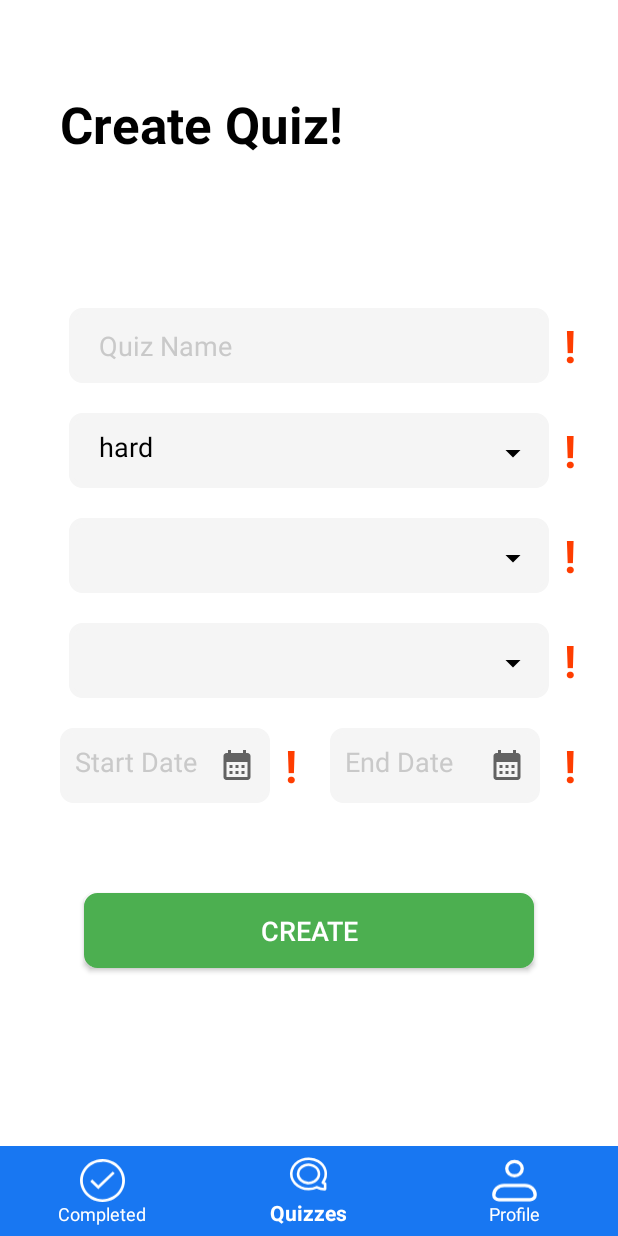
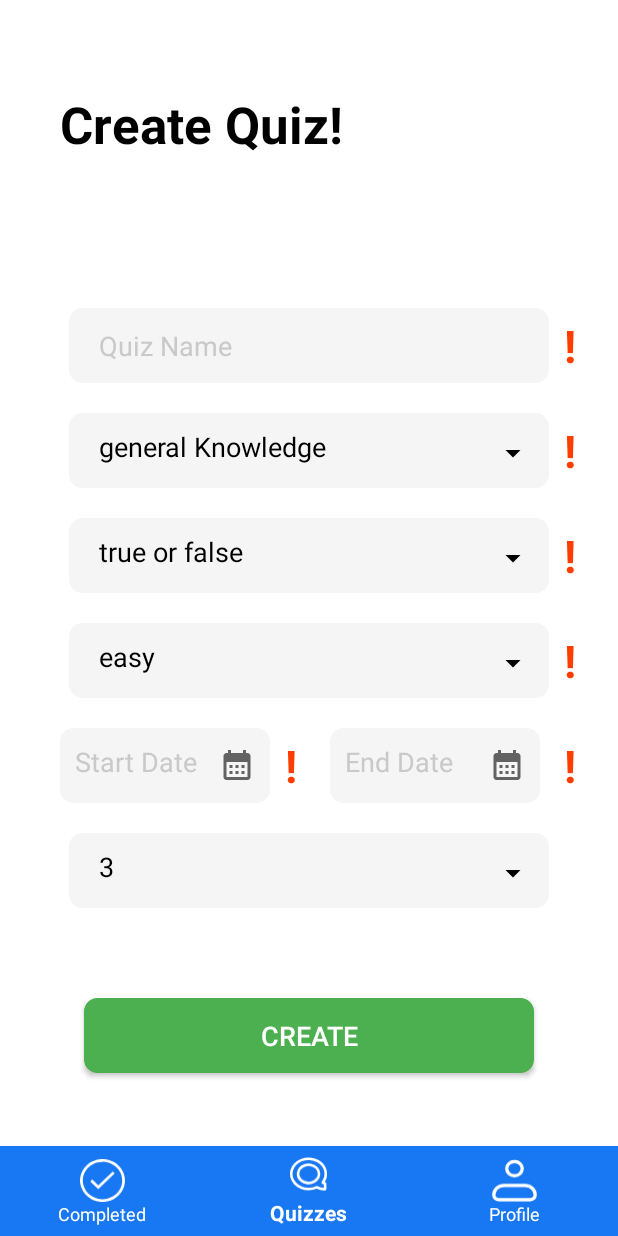
Before and after one commit to Vijay6868/Quiz-Tournament-mobile-app, an Android app: the fragment F_Create_Quiz placed in its activity, on a phone screen of 412 x 824 dp. Run offline under Robolectric (Android 15) with nearby library versions, the phone set to English and light mode, and no system bars; our stand-ins replace Firebase (no records; nobody signed in at launch, a user with empty details on screens opened directly).

Commit message:
working on date, create quiz -1

```diff
--- a/project2/app/src/main/java/com/example/myapplication/F_Create_Quiz.java
+++ b/project2/app/src/main/java/com/example/myapplication/F_Create_Quiz.java
@@ -1,5 +1,6 @@
 package com.example.myapplication;
 
+import android.app.DatePickerDialog;
 import android.os.Bundle;
 
 import androidx.fragment.app.Fragment;
@@ -9,6 +10,7 @@ import android.view.View;
 import android.view.ViewGroup;
 import android.widget.AdapterView;
 import android.widget.ArrayAdapter;
+import android.widget.DatePicker;
 import android.widget.Spinner;
 import android.widget.TextView;
 
@@ -16,6 +18,7 @@ import com.example.myapplication.api.DataCallback;
 import com.example.myapplication.api.QuestionsModelList;
 
 import java.util.ArrayList;
+import java.util.Calendar;
 
 /**
  * A simple {@link Fragment} subclass.
@@ -65,21 +68,29 @@ public class F_Create_Quiz extends Fragment implements DataCallback {
         }
     }
     //===========================
-    Spinner sp_difficulty, sp_question_type, sp_category;
+    Spinner sp_difficulty, sp_type, sp_category, sp_no_of_ques;
     TextView start_date, end_date;
+    View view;
 
     @Override
     public View onCreateView(LayoutInflater inflater, ViewGroup container,
                              Bundle savedInstanceState) {
         // Inflate the layout for this fragment
-        View view = inflater.inflate(R.layout.fragment__create__quiz, container, false);
-        sp_difficulty = view.findViewById(R.id.spin_difficulty);
+        view = inflater.inflate(R.layout.fragment__create__quiz, container, false);
+
 
         handleSpDifficulty();
-        //handleDateSelection();
+        handleSpType();
+        handleSpCategory();
+        handleSpNoOfQues();
+        handleDateSelection();
         return view;
     }
+
+
+
     public void handleSpDifficulty(){
+        sp_difficulty = view.findViewById(R.id.spin_difficulty);
         sp_difficulty.setOnItemSelectedListener(new AdapterView.OnItemSelectedListener() {
             @Override
             public void onItemSelected(AdapterView<?> parent, View view, int position, long id) {
@@ -93,17 +104,110 @@ public class F_Create_Quiz extends Fragment implements DataCallback {
 
         });
         ArrayList<String> options = new ArrayList<>();
-        options.add("hard");
-        options.add("moderate");
-        options.add("easy");
+        options.add("general Knowledge"); // 9
+        options.add("books"); // 10
+        options.add("films"); // 11
+        options.add("music"); // 12
+        options.add("television"); // 14
+        options.add("video games"); // 15
+        options.add("computer science"); // 18
 
         ArrayAdapter<String> adapter = new ArrayAdapter<>(getContext(), R.layout.spinner_layout_2, options);
-        //adapter.setDropDownViewResource(android.R.layout.select_dialog_singlechoice);
         sp_difficulty.setAdapter(adapter);
     }
+    public void handleSpType(){
+        sp_type = view.findViewById(R.id.spin_ques_type);
+        sp_type.setOnItemSelectedListener(new AdapterView.OnItemSelectedListener() {
+            @Override
+            public void onItemSelected(AdapterView<?> parent, View view, int position, long id) {
+
+            }
+
+            @Override
+            public void onNothingSelected(AdapterView<?> parent) {
+
+            }
+
+        });
+        ArrayList<String> options = new ArrayList<>();
+        options.add("true or false"); // boolean
+        options.add("multiple");
+
+
+        ArrayAdapter<String> adapter = new ArrayAdapter<>(getContext(), R.layout.spinner_layout_2, options);
+        sp_type.setAdapter(adapter);
+    }
+    public void handleSpCategory(){
+        sp_category = view.findViewById(R.id.spin_category);
+        sp_category.setOnItemSelectedListener(new AdapterView.OnItemSelectedListener() {
+            @Override
+            public void onItemSelected(AdapterView<?> parent, View view, int position, long id) {
+
+            }
+
+            @Override
+            public void onNothingSelected(AdapterView<?> parent) {
+
+            }
+
+        });
+        ArrayList<String> options = new ArrayList<>();
+        options.add("easy");
+        options.add("medium");
+        options.add("hard");
+
+        ArrayAdapter<String> adapter = new ArrayAdapter<>(getContext(), R.layout.spinner_layout_2, options);
+        sp_category.setAdapter(adapter);
+    }
+    public void handleSpNoOfQues(){
+        sp_no_of_ques = view.findViewById(R.id.no_of_ques);
+        sp_no_of_ques.setOnItemSelectedListener(new AdapterView.OnItemSelectedListener() {
+            @Override
+            public void onItemSelected(AdapterView<?> parent, View view, int position, long id) {
+
+            }
+
+            @Override
+            public void onNothingSelected(AdapterView<?> parent) {
+
+            }
+
+        });
+        ArrayList<String> options = new ArrayList<>();
+        options.add("3");
+        options.add("4");
+        options.add("5");
+        options.add("6");
+        options.add("7");
+        options.add("8");
+        options.add("9");
+        options.add("10");
+
+        ArrayAdapter<String> adapter = new ArrayAdapter<>(getContext(), R.layout.spinner_layout_2, options);
+        sp_no_of_ques.setAdapter(adapter);
+    }
+
     public void handleDateSelection(){
-        start_date = (TextView) getView().findViewById(R.id.start_date);
-        end_date = (TextView) getView().findViewById(R.id.start_date);
+        Calendar c = Calendar.getInstance();
+        int year = c.get(Calendar.YEAR);
+        int month = c.get(Calendar.MONTH);
+        int day = c.get(Calendar.DAY_OF_MONTH);
+        start_date = view.findViewById(R.id.start_date);
+        end_date = view.findViewById(R.id.end_date);
+
+        start_date.setOnClickListener(new View.OnClickListener() {
+            @Override
+            public void onClick(View v) {
+                DatePickerDialog datePickerDialog = new DatePickerDialog(getContext(), new DatePickerDialog.OnDateSetListener() {
+                    @Override
+                    public void onDateSet(DatePicker view, int year, int month, int dayOfMonth) {
+                        start_date.setText(dayOfMonth+"/"+(month+1)+"/"+year);
+                    }
+                },year,month,day);
+                datePickerDialog.show();
+            }
+        });
+
     }
 
     @Override
--- a/project2/app/src/main/java/com/example/myapplication/F_Quizzes.java
+++ b/project2/app/src/main/java/com/example/myapplication/F_Quizzes.java
@@ -96,4 +96,5 @@ public class F_Quizzes extends Fragment {
         sp_quiz_selection.setAdapter(adapter);
     }
 
+
 }
--- a/project2/app/src/main/res/layout/fragment__create__quiz.xml
+++ b/project2/app/src/main/res/layout/fragment__create__quiz.xml
@@ -74,6 +74,7 @@
         android:drawableRight="@drawable/ic_calendar"
         android:hint="Start Date"
         android:padding="10dp"
+        android:text=""
         android:id="@+id/start_date"
         android:layout_marginLeft="40dp"
         android:textColorHint="@color/et_hint"/>
@@ -85,9 +86,21 @@
         android:drawableRight="@drawable/ic_calendar"
         android:hint="End Date"
         android:padding="10dp"
+        android:text=""
         android:id="@+id/end_date"
         android:layout_marginLeft="220dp"
         android:textColorHint="@color/et_hint"/>
+    <Spinner
+        android:background="@drawable/edit_text_background"
+        style="@style/app_spinner"
+        android:id="@+id/no_of_ques"
+        android:layout_below="@+id/start_date"/>
+    <ImageView
+        android:layout_width="wrap_content"
+        android:layout_height="wrap_content"
+        android:src="@drawable/ic_arrow_down"
+        android:layout_marginTop="570dp"
+        android:layout_marginLeft="330dp"/>
 
     <TextView
         android:id="@+id/wlb_quiz_name"
@@ -128,7 +141,7 @@
         style="@style/button_3"
         android:layout_width="300sp"
         android:layout_height="50sp"
-        android:layout_below="@id/start_date"
+        android:layout_below="@id/no_of_ques"
         android:layout_centerInParent="true"
         android:layout_marginTop="60sp"
         android:text="Create"
```
